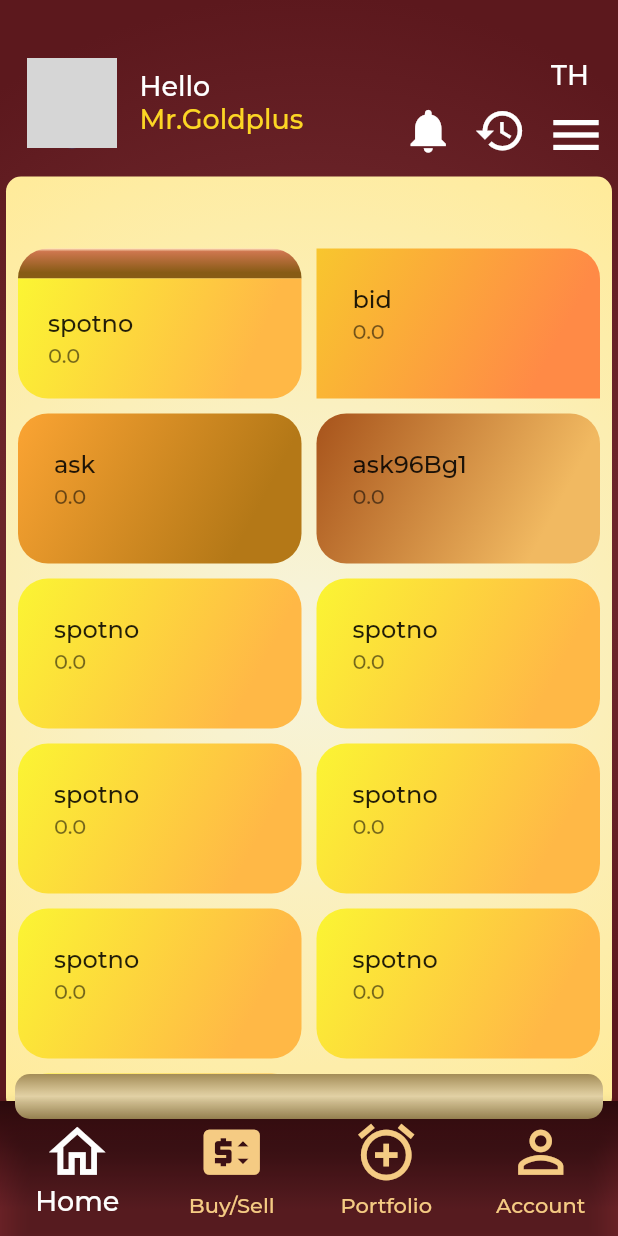
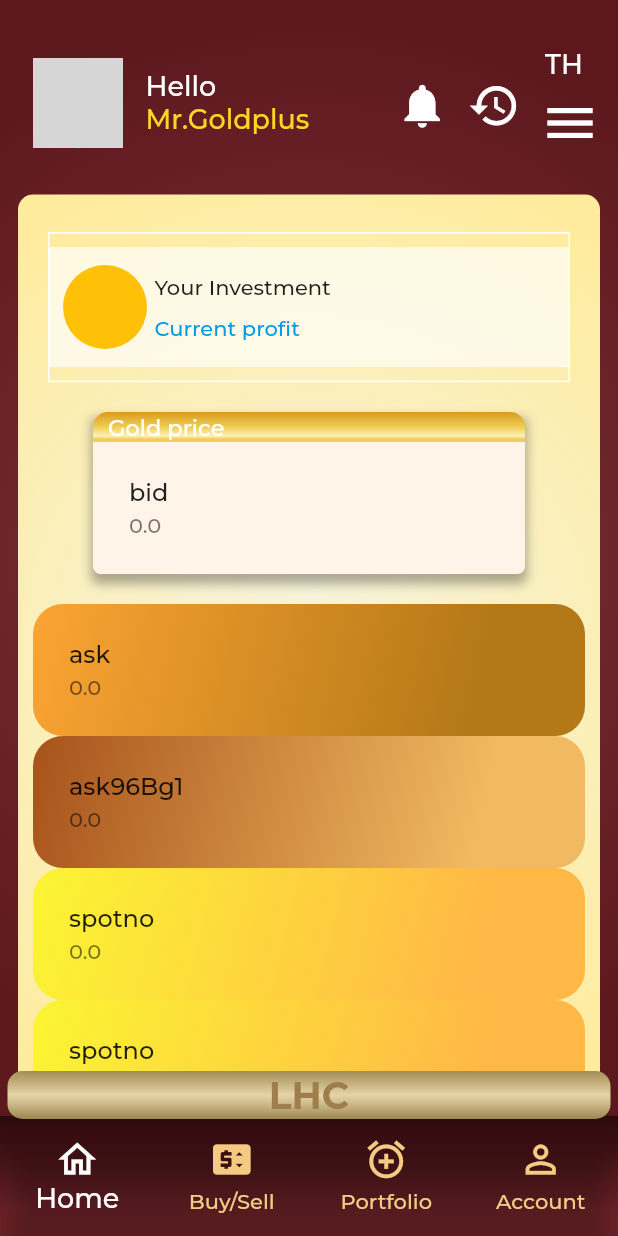
Before and after one commit to LeeCherry731/fintech_v1, a Flutter app: the screen it shows after launch, on a phone screen of 412 x 824 dp. Run offline on Flutter 3.47's test engine with Material 2 defaults, Android fonts, the phone set to English and light mode, and no system bars; our stand-ins replace get, socket_io_client; network calls fail; grey boxes are pictures that could not be loaded.

Commit message:
add list price ui

```diff
--- a/lib/features/home/screens/home.dart
+++ b/lib/features/home/screens/home.dart
@@ -1,5 +1,5 @@
 import 'package:fintech_v1/features/home/screens/test_socket.dart';
-import 'package:fintech_v1/features/home/widgets/ListProfileInfo.dart';
+import 'package:fintech_v1/features/home/widgets/list_profile_info.dart';
 import 'package:flutter/material.dart';
 
 class Home extends StatefulWidget {
@@ -57,11 +57,7 @@ class _HomeState extends State<Home> {
             Color(0xFF5C181D),
           ], radius: 0.9),
         ),
-        child: Column(
-          children: [
-            ListProfileInfo(widget: screens[currentIndex]),
-          ],
-        ),
+        child: ListProfileInfo(widget: screens[currentIndex]),
       ),
     );
   }
@@ -96,7 +92,9 @@ class BottomNavBar extends StatelessWidget {
         clipBehavior: Clip.none,
         children: [
           Positioned(
-              top: -18,
+              top: -30,
+              width: MediaQuery.of(context).size.width - 10,
+              height: 32,
               child: Container(
                 decoration: BoxDecoration(
                   borderRadius: BorderRadius.circular(10),
@@ -112,11 +110,17 @@ class BottomNavBar extends StatelessWidget {
                     tileMode: TileMode.clamp,
                   ),
                 ),
-                width: MediaQuery.of(context).size.width - 20,
-                height: 30,
+                child: const Center(
+                    child: Text(
+                  "LHC",
+                  style: TextStyle(
+                      fontSize: 25,
+                      fontWeight: FontWeight.bold,
+                      color: Color.fromARGB(255, 158, 126, 77)),
+                )),
               )),
           SizedBox(
-            height: 90,
+            height: 80,
             child: BottomNavigationBar(
               unselectedItemColor: const Color.fromARGB(255, 245, 203, 131),
               unselectedLabelStyle: const TextStyle(
@@ -124,7 +128,7 @@ class BottomNavBar extends StatelessWidget {
                   fontSize: 14,
                   fontWeight: FontWeight.w400),
               type: BottomNavigationBarType.fixed,
-              iconSize: 45,
+              iconSize: 30,
               selectedItemColor: const Color.fromARGB(255, 253, 253, 253),
               showSelectedLabels: true,
               selectedLabelStyle: const TextStyle(
--- a/lib/features/home/screens/test_socket.dart
+++ b/lib/features/home/screens/test_socket.dart
@@ -1,11 +1,6 @@
-import 'dart:async';
-
-import 'package:fintech_v1/features/models/trader_price.dart';
 import 'package:fintech_v1/features/home/services/trader_price_controller.dart';
 import 'package:flutter/material.dart';
-import 'package:flutter/src/widgets/container.dart';
-import 'package:flutter/src/widgets/framework.dart';
-import 'package:flutter/widgets.dart';
+
 import 'package:get/get.dart';
 
 class TestSocket extends StatefulWidget {
@@ -21,7 +16,7 @@ class _TestSocketState extends State<TestSocket> {
   @override
   void dispose() {
     super.dispose();
-    traderPriceController.disconnect();
+    // traderPriceController.disconnect();
   }
 
   @override
@@ -29,101 +24,129 @@ class _TestSocketState extends State<TestSocket> {
     return GetBuilder(
         init: TraderPriceController(),
         builder: (controller) {
-          return GridView(
-            padding: const EdgeInsets.all(8),
-            gridDelegate: const SliverGridDelegateWithMaxCrossAxisExtent(
-              maxCrossAxisExtent: 200,
-              mainAxisExtent: 100,
-              childAspectRatio: 1,
-              crossAxisSpacing: 10,
-              mainAxisSpacing: 10,
+          return Expanded(
+            child: ListView(
+              padding: const EdgeInsets.all(10),
+              children: [
+                Stack(
+                  children: [
+                    Container(
+                      margin: const EdgeInsets.symmetric(horizontal: 10),
+                      decoration: BoxDecoration(
+                        border: Border.all(color: Colors.white),
                       ),
+                      height: 100,
+                    ),
+                    Container(
+                      height: 80,
+                      margin: const EdgeInsets.symmetric(
+                          horizontal: 10, vertical: 10),
+                      decoration: const BoxDecoration(
+                          color: Color.fromARGB(172, 255, 255, 255)),
+                      child: Row(
                         children: [
+                          SizedBox(
+                            width: 10,
+                          ),
+                          CircleAvatar(
+                            minRadius: 28,
+                            backgroundColor: Colors.amber,
+                          ),
+                          SizedBox(
+                            width: 5,
+                          ),
                           Column(
+                            mainAxisAlignment: MainAxisAlignment.center,
+                            crossAxisAlignment: CrossAxisAlignment.start,
+                            children: [
+                              Text("Your Investment"),
+                              SizedBox(
+                                height: 10,
+                              ),
+                              Text("Current profit",
+                                  style: TextStyle(
+                                      color: Color.fromARGB(255, 0, 156, 228)))
+                            ],
+                          )
+                        ],
+                      ),
+                    ),
+                  ],
+                ),
+                const SizedBox(
+                  height: 20,
+                ),
+                Container(
+                  margin: const EdgeInsets.symmetric(horizontal: 40),
+                  decoration: const BoxDecoration(
+                    boxShadow: [
+                      BoxShadow(
+                        color: Color.fromARGB(92, 35, 35, 35),
+                        blurRadius: 5,
+                        offset: Offset(0, 5),
+                        spreadRadius: 1,
+                      )
+                    ],
+                    borderRadius: BorderRadius.only(
+                      bottomLeft: Radius.circular(5),
+                      bottomRight: Radius.circular(5),
+                    ),
+                  ),
+                  child: Column(
                     children: [
                       Positioned(
                         child: Container(
+                          child: Row(
+                            children: const [
+                              SizedBox(
+                                width: 10,
+                              ),
+                              Text(
+                                "Gold price",
+                                style: TextStyle(
+                                    color: Colors.white, fontSize: 15),
+                              ),
+                            ],
+                          ),
                           height: 20,
-                      width: 200,
                           decoration: const BoxDecoration(
                             borderRadius: BorderRadius.only(
-                            topLeft: Radius.circular(20),
-                            topRight: Radius.circular(20)),
+                                topLeft: Radius.circular(10),
+                                topRight: Radius.circular(10)),
                             gradient: LinearGradient(
                               colors: [
-                            Color.fromARGB(255, 255, 222, 188),
-                            Color.fromARGB(255, 206, 118, 78),
-                            Color.fromARGB(255, 135, 91, 21),
+                                Color.fromARGB(255, 218, 155, 28),
+                                Color.fromARGB(255, 239, 206, 85),
+                                Color.fromARGB(255, 255, 241, 186),
+                                Color.fromARGB(255, 239, 206, 85),
                               ],
                               begin: Alignment.topCenter,
                               end: Alignment.bottomCenter,
-                          stops: [0.0, 0.1, 0.8],
+                              stops: [0.0, 0.5, 0.8, 0.9],
                             ),
-                      ),
-                      child: ListTile(
-                        title: const Text("spotno"),
-                        subtitle:
-                            Text(controller.traderPrice.spotno.toString()),
-                        onTap: () {
-                          // traderPriceController.reset3();
-                          return null;
-                        },
                           ),
                         ),
                       ),
                       Container(
-                    padding: const EdgeInsets.all(4),
+                        padding: const EdgeInsets.all(8),
                         decoration: const BoxDecoration(
-                      gradient: LinearGradient(
-                        colors: [
-                          Color.fromARGB(255, 251, 245, 51),
-                          Color.fromARGB(255, 255, 184, 70),
-                        ],
-                        begin: Alignment.topLeft,
-                        end: Alignment.bottomRight,
-                        stops: [0.0, 0.8],
-                        tileMode: TileMode.clamp,
+                          color: Color.fromARGB(255, 255, 244, 231),
+                          borderRadius: BorderRadius.only(
+                            bottomLeft: Radius.circular(5),
+                            bottomRight: Radius.circular(5),
                           ),
-                      borderRadius: BorderRadius.only(
-                          bottomLeft: Radius.circular(20),
-                          bottomRight: Radius.circular(20)),
                         ),
                         child: ListTile(
-                      title: const Text("spotno"),
-                      subtitle: Text(controller.traderPrice.spotno.toString()),
-                      onTap: () {
-                        // traderPriceController.reset3();
-                        return null;
-                      },
+                          title: const Text("bid"),
+                          subtitle: Text(controller.traderPrice.bid.toString()),
+                          onTap: () {},
                         ),
                       ),
                     ],
                   ),
-              Container(
-                padding: const EdgeInsets.all(8),
-                decoration: const BoxDecoration(
-                  gradient: LinearGradient(
-                    colors: [
-                      Color.fromARGB(255, 248, 198, 46),
-                      Color.fromARGB(255, 255, 138, 70),
-                    ],
-                    begin: Alignment.topLeft,
-                    end: Alignment.bottomRight,
-                    stops: [0.0, 0.8],
-                    tileMode: TileMode.clamp,
                 ),
-                  // borderRadius: BorderRadius.all(Radius.circular(20)),
-                  borderRadius:
-                      BorderRadius.only(topRight: Radius.circular(20)),
-                ),
-                child: ListTile(
-                  title: const Text("bid"),
-                  subtitle: Text(controller.traderPrice.bid.toString()),
-                  onTap: () {
-                    // traderPricecontroller.reset3();
-                    return null;
-                  },
-                ),
+                const SizedBox(
+                  height: 20,
                 ),
                 Container(
                   padding: EdgeInsets.all(8),
@@ -345,6 +368,7 @@ class _TestSocketState extends State<TestSocket> {
                   height: 20,
                 )
               ],
+            ),
           );
         });
   }
--- a/lib/features/home/services/trader_price_controller.dart
+++ b/lib/features/home/services/trader_price_controller.dart
@@ -1,5 +1,3 @@
-import 'dart:convert';
-
 import 'package:fintech_v1/features/models/trader_price.dart';
 import 'package:get/get.dart';
 import 'package:socket_io_client/socket_io_client.dart' as IO;
--- /dev/null
+++ b/lib/features/home/widgets/carts/current_profit_cart.dart
@@ -0,0 +1,11 @@
+import 'package:flutter/src/widgets/container.dart';
+import 'package:flutter/src/widgets/framework.dart';
+
+class CurrentProfitCart extends StatelessWidget {
+  const CurrentProfitCart({super.key});
+
+  @override
+  Widget build(BuildContext context) {
+    return Container();
+  }
+}
--- a/lib/features/home/widgets/ListProfileInfo.dart
+++ b/lib/features/home/widgets/list_profile_info.dart
@@ -15,10 +15,10 @@ class ListProfileInfo extends StatelessWidget {
           padding: const EdgeInsets.only(top: 20, left: 10),
           height: MediaQuery.of(context).size.height / 7,
           child: Padding(
-            padding: const EdgeInsets.all(8.0),
+            padding: const EdgeInsets.all(12),
             child: Row(
-              crossAxisAlignment: CrossAxisAlignment.end,
               mainAxisAlignment: MainAxisAlignment.spaceBetween,
+              crossAxisAlignment: CrossAxisAlignment.center,
               children: [
                 Row(
                   children: [
@@ -53,7 +53,6 @@ class ListProfileInfo extends StatelessWidget {
                   ],
                 ),
                 Row(
-                  crossAxisAlignment: CrossAxisAlignment.end,
                   children: [
                     const IconButton(
                       onPressed: null,
@@ -72,7 +71,6 @@ class ListProfileInfo extends StatelessWidget {
                       ),
                     ),
                     Column(
-                      mainAxisAlignment: MainAxisAlignment.end,
                       children: const [
                         Text(
                           "TH",
@@ -100,11 +98,12 @@ class ListProfileInfo extends StatelessWidget {
             ),
           ),
         ),
-        Center(
+        Expanded(
           child: Container(
-            padding: const EdgeInsets.only(top: 40),
+            margin: const EdgeInsets.all(12),
+            padding: const EdgeInsets.only(top: 15),
             width: MediaQuery.of(context).size.width - 8,
-            height: MediaQuery.of(context).size.height - 200,
+            // height: MediaQuery.of(context).size.height - 400,
             decoration: BoxDecoration(
               borderRadius: BorderRadius.circular(10),
               gradient: const RadialGradient(colors: [
```
Lines whose indentation alone changed are shown as unchanged.
